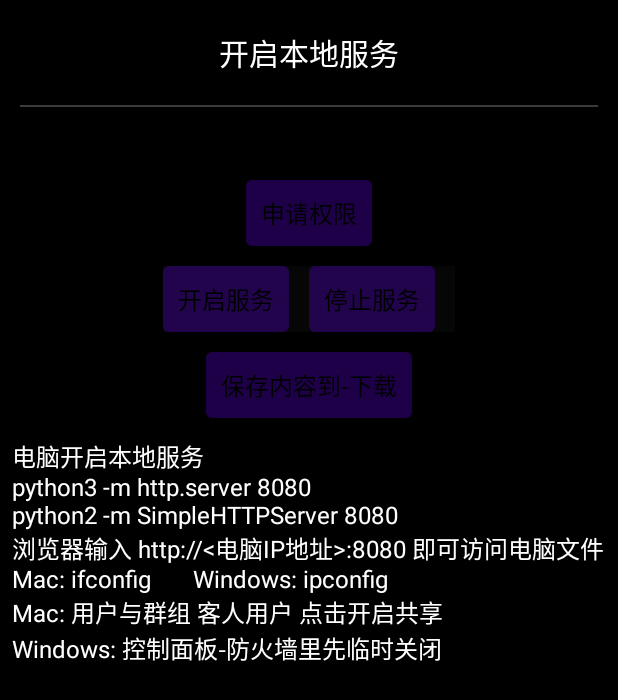
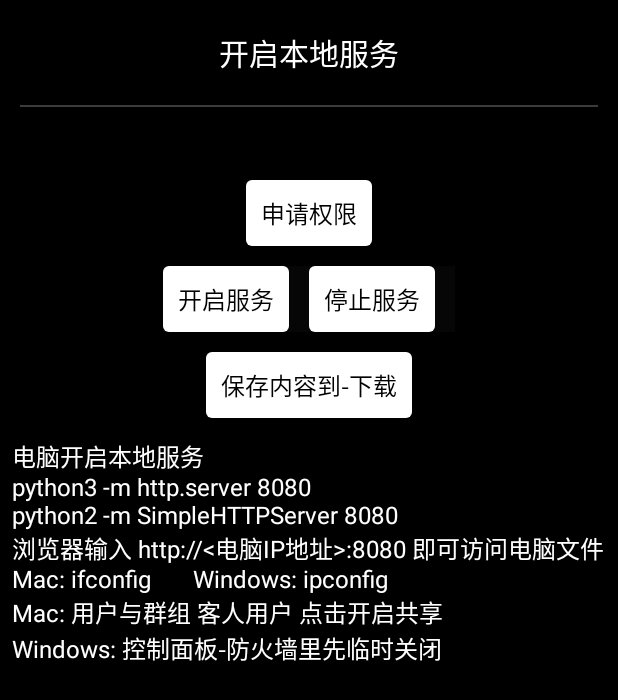
Before and after one commit to buttonXin/antiaddiction, an Android app: the screen it shows after launch (MainActivity), after a tap on "本地服务器功能-全文件", on a phone screen of 412 x 824 dp. Shown: the top 700 px of the screen. Run offline under Robolectric (Android 15) with nearby library versions, the phone set to English and light mode, and no system bars.

Commit message:
1.5.1 :docs:按钮颜色修改.

```diff
--- a/toolsapp/src/main/res/drawable/button_selector.xml
+++ b/toolsapp/src/main/res/drawable/button_selector.xml
@@ -3,7 +3,7 @@
     <!-- 按钮按下时的状态 -->
     <item android:state_pressed="true">
         <shape android:shape="rectangle">
-            <solid android:color="#6200EA" /> <!-- 按下时的颜色 -->
+            <solid android:color="#7698BCD3" /> <!-- 按下时的颜色 -->
             <corners android:radius="4dp" />
             <padding android:bottom="10dp" android:left="10dp" android:right="10dp" android:top="10dp" />
         </shape>
@@ -12,7 +12,7 @@
     <!-- 默认状态 -->
     <item>
         <shape android:shape="rectangle">
-            <solid android:color="#4F6200EA" /> <!-- 默认颜色 -->
+            <solid android:color="#FFFFFF" /> <!-- 默认颜色 -->
             <corners android:radius="4dp" />
             <padding android:bottom="10dp" android:left="10dp" android:right="10dp" android:top="10dp" />
         </shape>
```
